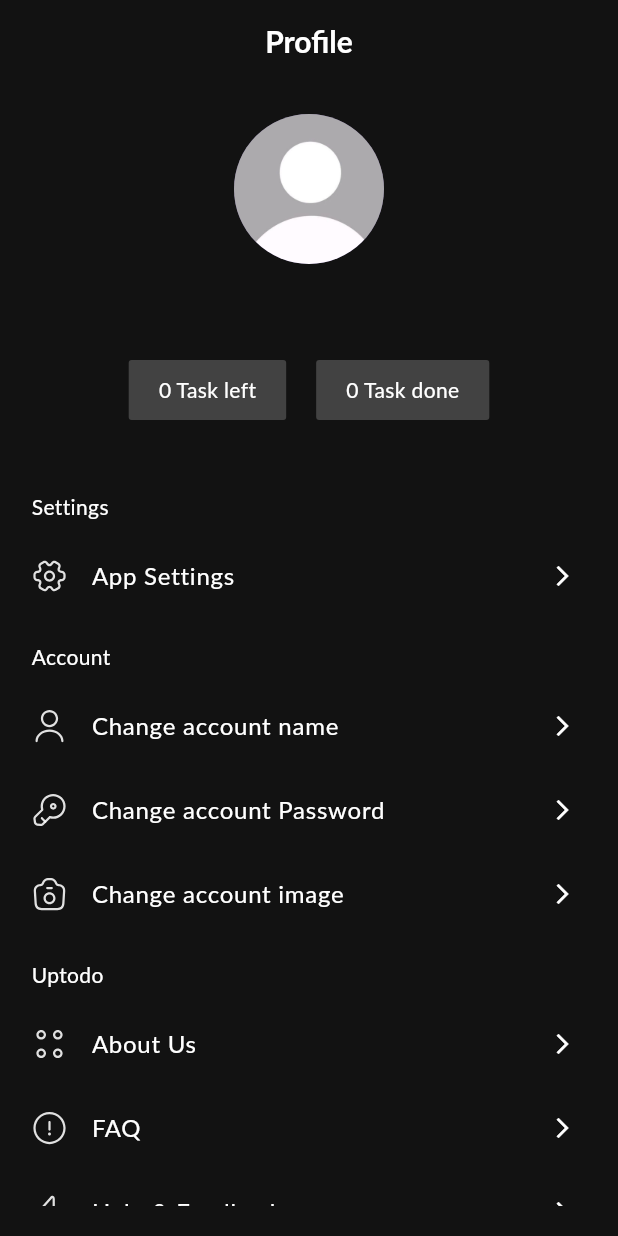
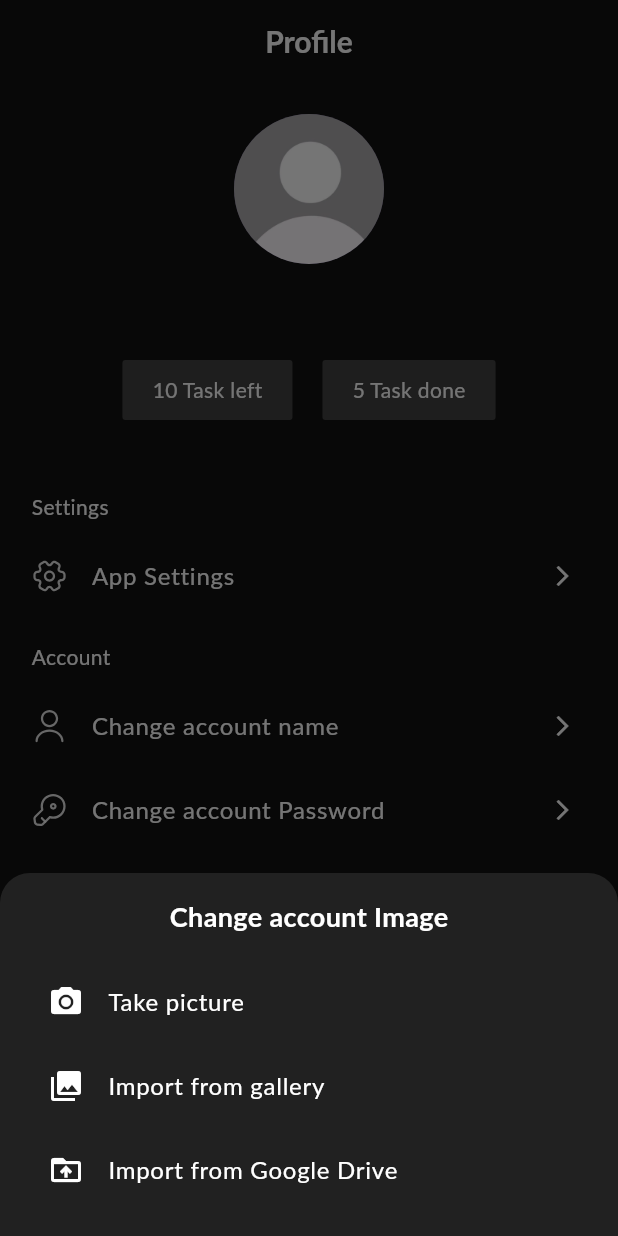
Before and after one commit to vinhdevz/note_app, a Flutter app: the ProfileScreen screen opened directly with empty values, after a tap on "Change account image", on a phone screen of 412 x 824 dp. Run offline on Flutter 3.47's test engine with Material 3 defaults, Android fonts, the phone set to English and light mode, and no system bars; our stand-ins replace easy_localization, flutter_svg, image_picker, sqflite, table_calendar; accounts and stored records are empty; Roboto replaces fonts that are missing (Lato).

Commit message:
feat(imageprofile): create feat/imageprofilee

```diff
--- a/lib/home/home_screen.dart
+++ b/lib/home/home_screen.dart
@@ -6,7 +6,6 @@ import 'package:flutter_todo_app/home/widgets/index_page.dart';
 import 'package:flutter_todo_app/home/widgets/add_button.dart';
 import 'package:flutter_todo_app/home/widgets/add_task_screen.dart';
 import 'package:flutter_todo_app/database/user_db.dart';
-
 
 class HomeScreen extends StatefulWidget {
   const HomeScreen({super.key});
--- a/lib/home/profile_screen.dart
+++ b/lib/home/profile_screen.dart
@@ -1,10 +1,11 @@
+import 'dart:io';
 import 'package:easy_localization/easy_localization.dart';
 import 'package:flutter/material.dart';
 import 'package:flutter_svg/flutter_svg.dart';
 import 'package:flutter_todo_app/constants/color.dart';
-import 'package:flutter_todo_app/database/user_db.dart';
-import 'package:flutter_todo_app/database/task_database.dart';
 import 'package:flutter_todo_app/home/setting_screen.dart';
+import 'package:image_picker/image_picker.dart';
+import '../database/user_db.dart';
 
 class ProfileScreen extends StatefulWidget {
   final String? username;
@@ -17,33 +18,90 @@ class ProfileScreen extends StatefulWidget {
   });
 
   @override
-  State<ProfileScreen> createState() => _ProfileScreenState();
+  _ProfileScreenState createState() => _ProfileScreenState();
 }
 
 class _ProfileScreenState extends State<ProfileScreen> {
   late String _username;
-  int _completedCount = 0;
-  int _uncompletedCount = 0;
+  File? _selectedImage;
 
   @override
   void initState() {
     super.initState();
     _username = widget.username ?? 'Dovinh';
-    _loadTaskStats();
-  }
-
-  Future<void> _loadTaskStats() async {
-    final stats = await TaskDatabase.instance.loadTaskStats();
-    setState(() {
-      _completedCount = stats['completed'] ?? 0;
-      _uncompletedCount = stats['uncompleted'] ?? 0;
-    });
   }
 
   void _updateUsername(String newUsername) {
     setState(() {
       _username = newUsername;
     });
+  }
+
+  void _pickImage(ImageSource source) async {
+    final picker = ImagePicker();
+    final pickedImage = await picker.pickImage(source: source);
+    if (pickedImage != null) {
+      setState(() {
+        _selectedImage = File(pickedImage.path);
+      });
+    }
+  }
+
+  void _showImageSourceSheet(BuildContext context) {
+    showModalBottomSheet(
+      context: context,
+      backgroundColor: Colors.grey[900],
+      shape: const RoundedRectangleBorder(
+        borderRadius: BorderRadius.vertical(top: Radius.circular(20)),
+      ),
+      builder: (_) {
+        return Padding(
+          padding: const EdgeInsets.all(16.0),
+          child: Column(
+            mainAxisSize: MainAxisSize.min,
+            children: [
+              const Text(
+                'Change account Image',
+                style: TextStyle(
+                    fontSize: 18, fontWeight: FontWeight.bold, color: tdWhite),
+              ),
+              const SizedBox(height: 16),
+              ListTile(
+                leading: const Icon(Icons.camera_alt, color: tdWhite),
+                title: const Text('Take picture',
+                    style: TextStyle(color: tdWhite)),
+                onTap: () {
+                  Navigator.pop(context);
+                  _pickImage(ImageSource.camera);
+                },
+              ),
+              ListTile(
+                leading: const Icon(Icons.photo_library, color: tdWhite),
+                title: const Text('Import from gallery',
+                    style: TextStyle(color: tdWhite)),
+                onTap: () {
+                  Navigator.pop(context);
+                  _pickImage(ImageSource.gallery);
+                },
+              ),
+              ListTile(
+                leading: const Icon(Icons.drive_folder_upload, color: tdWhite),
+                title: const Text('Import from Google Drive',
+                    style: TextStyle(color: tdWhite)),
+                onTap: () {
+                  Navigator.pop(context);
+                  ScaffoldMessenger.of(context).showSnackBar(
+                    const SnackBar(
+                        content:
+                            Text('Google Drive integration not implemented')),
+                  );
+                },
+              ),
+            ],
+          ),
+        );
+      },
+    );
   }
 
   @override
@@ -70,8 +128,11 @@ class _ProfileScreenState extends State<ProfileScreen> {
         child: Column(
           crossAxisAlignment: CrossAxisAlignment.center,
           children: [
-            const CircleAvatar(
-              backgroundImage: AssetImage('assets/images/avatar.png'),
+            CircleAvatar(
+              backgroundImage: _selectedImage != null
+                  ? FileImage(_selectedImage!)
+                  : const AssetImage('assets/images/avatar.png')
+                      as ImageProvider,
               radius: 50,
             ),
             const SizedBox(height: 10),
@@ -87,7 +148,11 @@ class _ProfileScreenState extends State<ProfileScreen> {
             const SizedBox(height: 20),
             Row(
               mainAxisAlignment: MainAxisAlignment.center,
-              children: _buildTaskStats(),
+              children: [
+                _buildInfoBox('10 Task left'),
+                const SizedBox(width: 20),
+                _buildInfoBox('5 Task done'),
+              ],
             ),
             const SizedBox(height: 32),
             Expanded(
@@ -98,12 +163,11 @@ class _ProfileScreenState extends State<ProfileScreen> {
                     context,
                     'App Settings'.tr(),
                     'assets/icons/setting.svg',
-                    () {
-                      Navigator.push(
+                    () => Navigator.push(
                       context,
-                        MaterialPageRoute(builder: (_) => const SettingScreen()),
-                      );
-                    },
+                      MaterialPageRoute(
+                          builder: (context) => const SettingScreen()),
+                    ),
                   ),
                   _buildSectionTitle('Account'.tr()),
                   _buildProfileOption(
@@ -122,33 +186,13 @@ class _ProfileScreenState extends State<ProfileScreen> {
                     context,
                     'Change account image'.tr(),
                     'assets/icons/camera.svg',
-                    () {},
+                    () => _showImageSourceSheet(context),
                   ),
-                  _buildSectionTitle('Uptodo'.tr()),
-                  _buildProfileOption(
-                    context,
-                    'About Us'.tr(),
-                    'assets/icons/menu.svg',
-                    () {},
-                  ),
-                  _buildProfileOption(
-                    context,
-                    'FAQ'.tr(),
-                    'assets/icons/info-circle.svg',
-                    () {},
-                  ),
-                  _buildProfileOption(
-                    context,
-                    'Help & Feedback'.tr(),
-                    'assets/icons/flash.svg',
-                    () {},
-                  ),
-                  _buildProfileOption(
-                    context,
-                    'Support Us'.tr(),
-                    'assets/icons/like.svg',
-                    () {},
-                  ),
+                  _buildSectionTitle('Uptodo'),
+                  _buildProfileOption(context, 'About Us', 'assets/icons/menu.svg', () {}),
+                  _buildProfileOption(context, 'FAQ', 'assets/icons/info-circle.svg', () {}),
+                  _buildProfileOption(context, 'Help & Feedback', 'assets/icons/flash.svg', () {}),
+                  _buildProfileOption(context, 'Support Us', 'assets/icons/like.svg', () {}),
                   _buildLogout(context),
                 ],
               ),
@@ -159,15 +203,7 @@ class _ProfileScreenState extends State<ProfileScreen> {
     );
   }
 
-  List<Widget> _buildTaskStats() {
-    return [
-      _buildStatBox('$_uncompletedCount ${'Task left'.tr()}'),
-      const SizedBox(width: 20),
-      _buildStatBox('$_completedCount ${'Task done'.tr()}'),
-    ];
-  }
-
-  Widget _buildStatBox(String text) {
+  Widget _buildInfoBox(String text) {
     return Container(
       padding: const EdgeInsets.symmetric(horizontal: 20, vertical: 10),
       decoration: BoxDecoration(
@@ -176,21 +212,12 @@ class _ProfileScreenState extends State<ProfileScreen> {
       ),
       child: Text(
         text,
-        style: const TextStyle(color: tdWhite, fontSize: 14, fontFamily: 'Lato'),
+        style: const TextStyle(
+          color: tdWhite,
+          fontSize: 14,
+          fontFamily: 'Lato',
         ),
-    );
-  }
-
-  Widget _buildProfileOption(
-      BuildContext context, String title, String iconPath, VoidCallback onTap) {
-    return ListTile(
-      leading: SvgPicture.asset(iconPath, width: 24, height: 24),
-      title: Text(
-        title,
-        style: const TextStyle(color: tdWhite, fontSize: 16, fontFamily: 'Lato'),
       ),
-      trailing: const Icon(Icons.arrow_forward_ios, color: tdWhite, size: 16),
-      onTap: onTap,
     );
   }
 
@@ -209,12 +236,37 @@ class _ProfileScreenState extends State<ProfileScreen> {
     );
   }
 
+  Widget _buildProfileOption(
+      BuildContext context, String title, String iconPath, VoidCallback onTap) {
+    return ListTile(
+      leading: SvgPicture.asset(iconPath, width: 24, height: 24),
+      title: Text(
+        title,
+        style: const TextStyle(
+          color: tdWhite,
+          fontSize: 16,
+          fontFamily: 'Lato',
+        ),
+      ),
+      trailing: const Icon(Icons.arrow_forward_ios, color: tdWhite, size: 16),
+      onTap: onTap,
+    );
+  }
+
   Widget _buildLogout(BuildContext context) {
     return ListTile(
-      leading: SvgPicture.asset('assets/icons/logout.svg', width: 24, height: 24),
-      title: Text(
-        'Log out'.tr(),
-        style: const TextStyle(color: Colors.red, fontSize: 16, fontFamily: 'Lato'),
+      leading: SvgPicture.asset(
+        'assets/icons/logout.svg',
+        width: 24,
+        height: 24,
+      ),
+      title: const Text(
+        'Log out',
+        style: TextStyle(
+          color: Colors.red,
+          fontSize: 16,
+          fontFamily: 'Lato',
+        ),
       ),
       onTap: () => _showLogoutDialog(context),
     );
@@ -223,24 +275,31 @@ class _ProfileScreenState extends State<ProfileScreen> {
   void _showLogoutDialog(BuildContext context) {
     showDialog(
       context: context,
-      builder: (_) => AlertDialog(
-        shape: RoundedRectangleBorder(borderRadius: BorderRadius.circular(20)),
-        title: Text('Log out'.tr()),
-        content: Text('Choose how you want to log out.'.tr()),
+      builder: (BuildContext context) {
+        return AlertDialog(
+          shape: RoundedRectangleBorder(
+            borderRadius: BorderRadius.circular(20),
+          ),
+          title: const Text('Log out'),
+          content: const Text('Choose how you want to log out.'),
           actions: [
             TextButton(
               onPressed: () {
                 Navigator.of(context).pop();
                 Navigator.of(context).pushReplacementNamed('/login');
               },
-            child: Text('Keep login info'.tr()),
+              child: const Text('Keep login info'),
             ),
             TextButton(
               onPressed: () => _handleClearAndRestart(context),
-            child: Text('Clear & restart'.tr(), style: const TextStyle(color: Colors.red)),
+              child: const Text(
+                'Clear & restart',
+                style: TextStyle(color: Colors.red),
+              ),
             ),
           ],
-      ),
+        );
+      },
     );
   }
 
@@ -250,79 +309,29 @@ class _ProfileScreenState extends State<ProfileScreen> {
     Navigator.of(context).pushNamedAndRemoveUntil('/intro', (route) => false);
   }
 
-  void _showChangeNameDialog(BuildContext context) {
-    final nameController = TextEditingController(text: _username);
-
-    showDialog(
-      context: context,
-      builder: (_) => AlertDialog(
-        backgroundColor: Colors.grey[900],
-        title: Text(
-          'Change account name'.tr(),
-          style: const TextStyle(color: tdWhite, fontSize: 18, fontFamily: 'Lato'),
-        ),
-        content: TextField(
-          controller: nameController,
-          style: const TextStyle(color: tdWhite, fontFamily: 'Lato'),
-          decoration: InputDecoration(
-            filled: true,
-            fillColor: Colors.grey[800],
-            hintText: 'Enter new name'.tr(),
-            hintStyle: const TextStyle(color: Colors.grey, fontFamily: 'Lato'),
-            border: OutlineInputBorder(
-              borderRadius: BorderRadius.circular(6),
-              borderSide: BorderSide.none,
-            ),
-          ),
-        ),
-        actions: [
-          TextButton(
-            onPressed: () => Navigator.of(context).pop(),
-            child: Text('Cancel'.tr(), style: const TextStyle(color: tdWhite, fontSize: 16)),
-          ),
-          ElevatedButton(
-            onPressed: () => _handleEditUserName(context, nameController),
-            style: ElevatedButton.styleFrom(
-              backgroundColor: Colors.deepPurple,
-              shape: RoundedRectangleBorder(borderRadius: BorderRadius.circular(6)),
-            ),
-            child: Text('Edit'.tr(), style: const TextStyle(color: tdWhite, fontSize: 16)),
-          ),
-        ],
-      ),
-    );
-  }
-
-  void _handleEditUserName(BuildContext context, TextEditingController controller) async {
-    final newUsername = controller.text.trim();
-    if (newUsername.isNotEmpty && newUsername != _username) {
-      await UserDatabase.instance.updateUserName(_username, newUsername);
-      _updateUsername(newUsername);
-    }
-    Navigator.of(context).pop();
-  }
-
   void _showChangePassDialog(BuildContext context) {
     final oldPasswordController = TextEditingController();
     final newPasswordController = TextEditingController();
 
     showDialog(
       context: context,
-      builder: (_) => AlertDialog(
+      builder: (BuildContext context) {
+        return AlertDialog(
           backgroundColor: Colors.grey[900],
-        title: Text('Change account Password'.tr(), style: const TextStyle(color: tdWhite, fontSize: 18)),
+          title: const Text('Change account Password',
+              style: TextStyle(color: tdWhite, fontSize: 18)),
           content: Column(
             mainAxisSize: MainAxisSize.min,
             children: [
-            _buildPasswordField(oldPasswordController, 'Enter old password'.tr()),
+              _buildPasswordField(oldPasswordController, 'Enter old password'),
               const SizedBox(height: 12),
-            _buildPasswordField(newPasswordController, 'Enter new password'.tr()),
+              _buildPasswordField(newPasswordController, 'Enter new password'),
             ],
           ),
           actions: [
             TextButton(
               onPressed: () => Navigator.of(context).pop(),
-            child: Text('Cancel'.tr(), style: const TextStyle(color: tdWhite, fontSize: 16)),
+              child: const Text('Cancel', style: TextStyle(color: tdWhite)),
             ),
             ElevatedButton(
               onPressed: () => _handleChangePassword(
@@ -332,16 +341,17 @@ class _ProfileScreenState extends State<ProfileScreen> {
               ),
               style: ElevatedButton.styleFrom(
                 backgroundColor: tdDarkPurple,
-              shape: RoundedRectangleBorder(borderRadius: BorderRadius.circular(6)),
               ),
-            child: Text('Edit'.tr(), style: const TextStyle(color: tdWhite, fontSize: 16)),
+              child: const Text('Edit', style: TextStyle(color: tdWhite)),
             ),
           ],
-      ),
+        );
+      },
     );
   }
 
-  Widget _buildPasswordField(TextEditingController controller, String label) {
+  Widget _buildPasswordField(
+      TextEditingController controller, String label) {
     return TextFormField(
       controller: controller,
       obscureText: true,
@@ -354,7 +364,6 @@ class _ProfileScreenState extends State<ProfileScreen> {
         fillColor: Colors.grey[850],
         border: OutlineInputBorder(
           borderRadius: BorderRadius.circular(6),
-          borderSide: const BorderSide(color: Colors.grey),
         ),
         enabledBorder: OutlineInputBorder(
           borderRadius: BorderRadius.circular(6),
@@ -370,11 +379,11 @@ class _ProfileScreenState extends State<ProfileScreen> {
 
   void _handleChangePassword(
     BuildContext context,
-    TextEditingController oldController,
-    TextEditingController newController,
+    TextEditingController oldPasswordController,
+    TextEditingController newPasswordController,
   ) async {
-    final oldPass = oldController.text.trim();
-    final newPass = newController.text.trim();
+    final oldPass = oldPasswordController.text.trim();
+    final newPass = newPasswordController.text.trim();
 
     if (oldPass.isEmpty || newPass.isEmpty) {
       ScaffoldMessenger.of(context).showSnackBar(
@@ -400,4 +409,59 @@ class _ProfileScreenState extends State<ProfileScreen> {
       );
     }
   }
+
+  void _showChangeNameDialog(BuildContext context) {
+    final nameController = TextEditingController(text: _username);
+
+    showDialog(
+      context: context,
+      builder: (BuildContext context) {
+        return AlertDialog(
+          backgroundColor: Colors.grey[900],
+          title: const Text('Change account name',
+              style: TextStyle(color: tdWhite, fontSize: 18)),
+          content: TextField(
+            controller: nameController,
+            style: const TextStyle(color: tdWhite),
+            decoration: InputDecoration(
+              filled: true,
+              fillColor: Colors.grey[800],
+              hintText: 'Enter new name',
+              hintStyle: const TextStyle(color: Colors.grey),
+              border: OutlineInputBorder(
+                borderRadius: BorderRadius.circular(6),
+                borderSide: BorderSide.none,
+              ),
+            ),
+          ),
+          actions: [
+            TextButton(
+              onPressed: () => Navigator.of(context).pop(),
+              child: const Text('Cancel', style: TextStyle(color: tdWhite)),
+            ),
+            ElevatedButton(
+              onPressed: () => _handleEditUserName(context, nameController),
+              style: ElevatedButton.styleFrom(
+                backgroundColor: Colors.deepPurple,
+              ),
+              child: const Text('Edit', style: TextStyle(color: tdWhite)),
+            ),
+          ],
+        );
+      },
+    );
   }
+
+  void _handleEditUserName(
+      BuildContext context, TextEditingController nameController) async {
+    String newUsername = nameController.text.trim();
+    if (newUsername.isNotEmpty && newUsername != _username) {
+      await UserDatabase.instance.updateUserName(
+        _username,
+        newUsername,
+      );
+      _updateUsername(newUsername);
+    }
+    Navigator.of(context).pop();
+  }
+}
```
Lines whose indentation alone changed are shown as unchanged.
